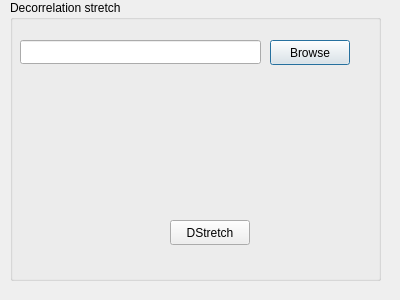
Old version of the form relight/dstretchdialog.ui in the repository cnr-isti-vclab/relight.
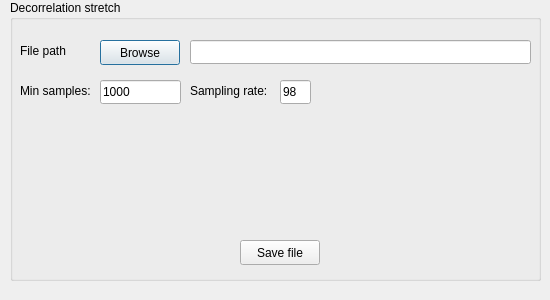
New version of the form.

```diff
--- a/relight/dstretchdialog.ui
+++ b/relight/dstretchdialog.ui
@@ -6,7 +6,7 @@
    <rect>
     <x>0</x>
     <y>0</y>
-    <width>400</width>
+    <width>550</width>
     <height>300</height>
    </rect>
   </property>
@@ -18,7 +18,7 @@
     <rect>
      <x>10</x>
      <y>0</y>
-     <width>371</width>
+     <width>531</width>
      <height>281</height>
     </rect>
    </property>
@@ -28,7 +28,7 @@
    <widget class="QPushButton" name="buttonBrowse">
     <property name="geometry">
      <rect>
-      <x>260</x>
+      <x>90</x>
       <y>40</y>
       <width>80</width>
       <height>25</height>
@@ -41,24 +41,95 @@
    <widget class="QPushButton" name="buttonGenerate">
     <property name="geometry">
      <rect>
-      <x>160</x>
-      <y>220</y>
+      <x>230</x>
+      <y>240</y>
       <width>80</width>
       <height>25</height>
      </rect>
     </property>
     <property name="text">
-     <string>DStretch</string>
+     <string>Save file</string>
     </property>
    </widget>
    <widget class="QLineEdit" name="textFilePath">
     <property name="geometry">
      <rect>
+      <x>180</x>
+      <y>40</y>
+      <width>341</width>
+      <height>24</height>
+     </rect>
+    </property>
+   </widget>
+   <widget class="QLabel" name="label">
+    <property name="geometry">
+     <rect>
       <x>10</x>
       <y>40</y>
-      <width>241</width>
+      <width>55</width>
+      <height>21</height>
+     </rect>
+    </property>
+    <property name="text">
+     <string>File path</string>
+    </property>
+   </widget>
+   <widget class="QLineEdit" name="lineEdit">
+    <property name="geometry">
+     <rect>
+      <x>90</x>
+      <y>80</y>
+      <width>81</width>
       <height>24</height>
      </rect>
+    </property>
+    <property name="layoutDirection">
+     <enum>Qt::RightToLeft</enum>
+    </property>
+    <property name="text">
+     <string>1000</string>
+    </property>
+   </widget>
+   <widget class="QLabel" name="label_2">
+    <property name="geometry">
+     <rect>
+      <x>10</x>
+      <y>80</y>
+      <width>81</width>
+      <height>21</height>
+     </rect>
+    </property>
+    <property name="text">
+     <string>Min samples:</string>
+    </property>
+   </widget>
+   <widget class="QLabel" name="label_3">
+    <property name="geometry">
+     <rect>
+      <x>180</x>
+      <y>80</y>
+      <width>91</width>
+      <height>21</height>
+     </rect>
+    </property>
+    <property name="text">
+     <string>Sampling rate:</string>
+    </property>
+   </widget>
+   <widget class="QLineEdit" name="lineEdit_2">
+    <property name="geometry">
+     <rect>
+      <x>270</x>
+      <y>80</y>
+      <width>31</width>
+      <height>24</height>
+     </rect>
+    </property>
+    <property name="layoutDirection">
+     <enum>Qt::RightToLeft</enum>
+    </property>
+    <property name="text">
+     <string>98</string>
     </property>
    </widget>
   </widget>
```
